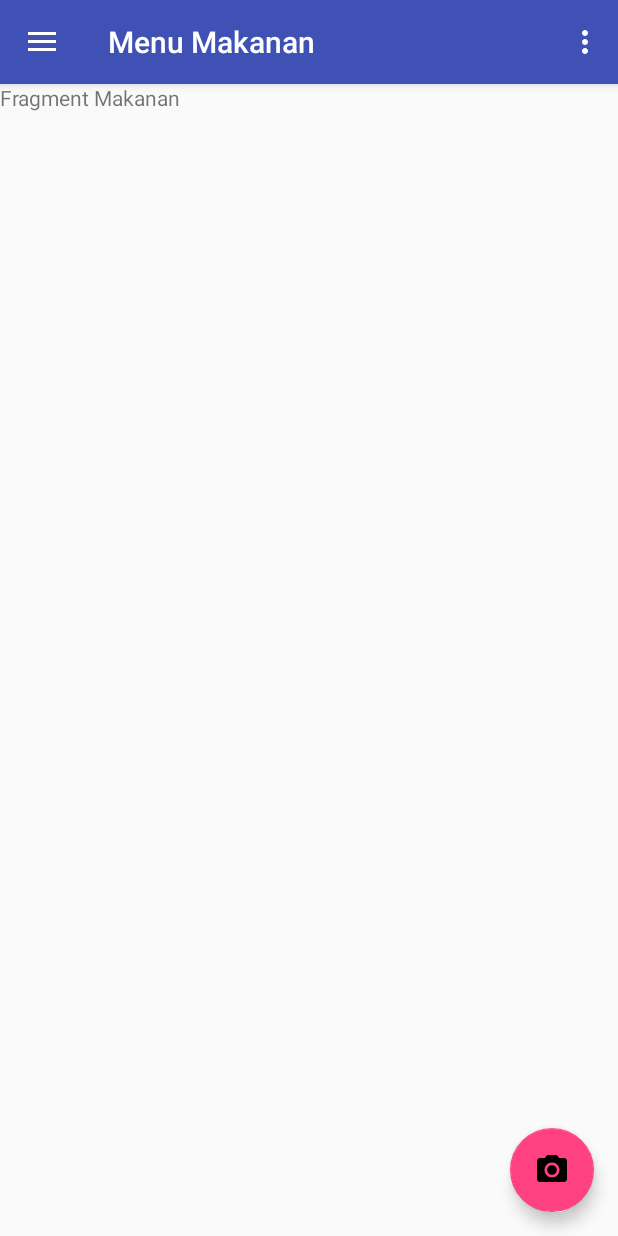
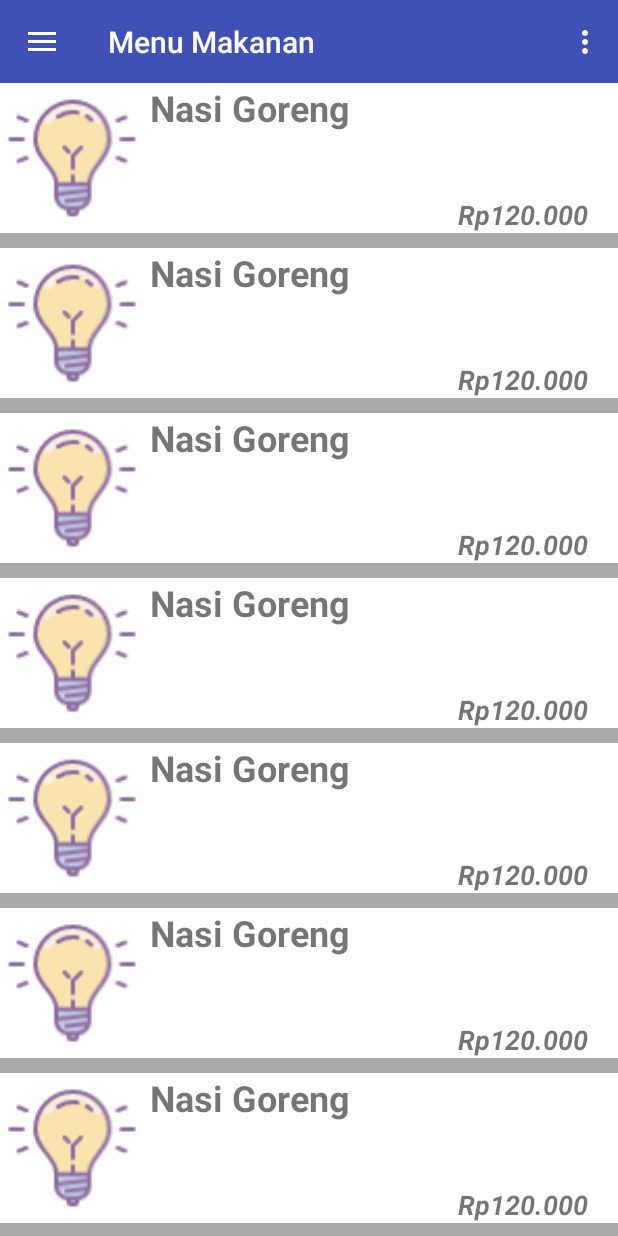
Before and after one commit to febrianrz/alter_kursus_restoran_apps, an Android app: the screen it shows after launch (MainActivity), on a phone screen of 412 x 824 dp. Run offline under Robolectric (Android 15) with nearby library versions, the phone set to English and light mode, and no system bars.

Commit message:
Layouting recyler view makanan default

```diff
--- a/app/build.gradle
+++ b/app/build.gradle
@@ -28,5 +28,6 @@
     compile 'com.android.support:design:25.3.1'
     compile 'com.android.support.constraint:constraint-layout:1.0.2'
     compile 'com.android.support:support-v4:25.3.1'
+    compile 'com.android.support:recyclerview-v7:25.3.1'
     testCompile 'junit:junit:4.12'
 }
--- /dev/null
+++ b/app/src/main/java/com/example/febrian/drawerrabu/Adapter/RecylerMakananAdapter.java
@@ -0,0 +1,52 @@
+package com.example.febrian.drawerrabu.Adapter;
+
+import android.support.v7.widget.RecyclerView;
+import android.view.LayoutInflater;
+import android.view.View;
+import android.view.ViewGroup;
+import android.widget.TextView;
+
+import com.example.febrian.drawerrabu.R;
+
+import java.util.ArrayList;
+
+/**
+ * Created by febrian on 15/06/2017.
+ */
+
+public class RecylerMakananAdapter extends RecyclerView.Adapter<RecylerMakananAdapter.ViewHolder> {
+    private ArrayList<String> arrData;
+
+    public RecylerMakananAdapter(ArrayList<String> arrData){
+        this.arrData = arrData;
+    }
+
+    public class ViewHolder extends RecyclerView.ViewHolder{
+        public TextView tvJudul, tvHarga;
+        public ViewHolder(View itemView) {
+            super(itemView);
+            tvJudul = (TextView) itemView.findViewById(R.id.textNama);
+            tvHarga = (TextView) itemView.findViewById(R.id.textHarga);
+        }
+    }
+
+    @Override
+    public ViewHolder onCreateViewHolder(ViewGroup parent, int viewType) {
+        //membuat view baru
+        View v = LayoutInflater.from(parent.getContext()).inflate(R.layout.item_recyler_makanan,parent,false);
+        ViewHolder vh = new ViewHolder(v);
+        return vh;
+    }
+
+    @Override
+    public void onBindViewHolder(ViewHolder holder, int position) {
+        //mengambil dataset dari array dan menempatkannya sesuai posisinya
+        holder.tvJudul.setText("Nasi Goreng");
+        holder.tvHarga.setText("Rp120.000");
+    }
+
+    @Override
+    public int getItemCount() {
+        return arrData.size();
+    }
+}
--- a/app/src/main/java/com/example/febrian/drawerrabu/BlankFragment.java
+++ /dev/null
@@ -1,29 +0,0 @@
-package com.example.febrian.drawerrabu;
-
-
-import android.os.Bundle;
-import android.support.v4.app.Fragment;
-import android.view.LayoutInflater;
-import android.view.View;
-import android.view.ViewGroup;
-
-
-/**
- * A simple {@link Fragment} subclass.
- */
-public class BlankFragment extends Fragment {
-
-
-    public BlankFragment() {
-        // Required empty public constructor
-    }
-
-
-    @Override
-    public View onCreateView(LayoutInflater inflater, ViewGroup container,
-                             Bundle savedInstanceState) {
-        // Inflate the layout for this fragment
-        return inflater.inflate(R.layout.fragment_blank, container, false);
-    }
-
-}
--- a/app/src/main/java/com/example/febrian/drawerrabu/MakananFragment.java
+++ b/app/src/main/java/com/example/febrian/drawerrabu/MakananFragment.java
@@ -3,9 +3,15 @@
 
 import android.os.Bundle;
 import android.support.v4.app.Fragment;
+import android.support.v7.widget.LinearLayoutManager;
+import android.support.v7.widget.RecyclerView;
 import android.view.LayoutInflater;
 import android.view.View;
 import android.view.ViewGroup;
+
+import com.example.febrian.drawerrabu.Adapter.RecylerMakananAdapter;
+
+import java.util.ArrayList;
 
 
 /**
@@ -13,7 +19,10 @@
  */
 public class MakananFragment extends Fragment {
 
-
+    private RecyclerView recyclerView;
+    private RecyclerView.Adapter recylerAdapter;
+    private RecyclerView.LayoutManager recylerLayoutManager;
+    private ArrayList<String> dataSet;
     public MakananFragment() {
         // Required empty public constructor
     }
@@ -23,7 +32,39 @@
     public View onCreateView(LayoutInflater inflater, ViewGroup container,
                              Bundle savedInstanceState) {
         // Inflate the layout for this fragment
-        return inflater.inflate(R.layout.fragment_makanan, container, false);
+        dataSet = new ArrayList<>();
+        init();
+        View rootView = inflater.inflate(R.layout.fragment_makanan, container, false);
+        //deklarasikan recylerview
+        recyclerView = (RecyclerView) rootView.findViewById(R.id.recyler_makanan);
+
+        //buat ukurannya tetap
+        recyclerView.setHasFixedSize(true);
+
+        //gunakan linear layout manager
+        recylerLayoutManager = new LinearLayoutManager(this.getActivity());
+        recyclerView.setLayoutManager(recylerLayoutManager);
+
+        //setting adapter
+        recylerAdapter = new RecylerMakananAdapter(dataSet);
+        recyclerView.setAdapter(recylerAdapter);
+        return rootView;
     }
 
+    private void init(){
+        dataSet.add("Tester");
+        dataSet.add("Lagi");
+        dataSet.add("Lagi");
+        dataSet.add("Lagi");
+        dataSet.add("Lagi");
+        dataSet.add("Lagi");
+        dataSet.add("Lagi");
+        dataSet.add("Lagi");
+        dataSet.add("Lagi");
+        dataSet.add("Lagi");
+        dataSet.add("Lagi");
+        dataSet.add("Lagi");
+        dataSet.add("Lagi");
+        dataSet.add("Lagi");
+    }
 }
--- a/app/src/main/res/layout/fragment_makanan.xml
+++ b/app/src/main/res/layout/fragment_makanan.xml
@@ -4,10 +4,17 @@
     android:layout_height="match_parent"
     tools:context="com.example.febrian.drawerrabu.MakananFragment">
 
-    <!-- TODO: Update blank fragment layout -->
-    <TextView
+    <LinearLayout
         android:layout_width="match_parent"
         android:layout_height="match_parent"
-        android:text="Fragment Makanan" />
+        android:background="@android:color/darker_gray"
+        android:orientation="vertical">
+
+        <android.support.v7.widget.RecyclerView
+            android:id="@+id/recyler_makanan"
+            android:layout_width="match_parent"
+            android:layout_height="match_parent"
+            android:scrollbars="vertical" />
+    </LinearLayout>
 
 </FrameLayout>
--- /dev/null
+++ b/app/src/main/res/layout/item_recyler_makanan.xml
@@ -0,0 +1,41 @@
+<?xml version="1.0" encoding="utf-8"?>
+<RelativeLayout xmlns:android="http://schemas.android.com/apk/res/android"
+    xmlns:app="http://schemas.android.com/apk/res-auto"
+    android:layout_width="match_parent"
+    android:layout_height="100dp"
+    android:layout_marginBottom="10dp"
+    android:background="@android:color/background_light">
+
+    <ImageView
+        android:id="@+id/imageView2"
+        android:layout_width="100dp"
+        android:layout_height="100dp"
+        android:layout_alignParentBottom="true"
+        android:layout_alignParentLeft="true"
+        android:layout_alignParentStart="true"
+        android:layout_alignParentTop="true"
+        app:srcCompat="@mipmap/ic_idea" />
+
+    <TextView
+        android:id="@+id/textNama"
+        android:layout_width="match_parent"
+        android:layout_height="wrap_content"
+        android:layout_alignParentTop="true"
+        android:layout_toEndOf="@+id/imageView2"
+        android:layout_toRightOf="@+id/imageView2"
+        android:text="TextView"
+        android:textSize="24sp"
+        android:textStyle="bold" />
+
+    <TextView
+        android:id="@+id/textHarga"
+        android:layout_width="wrap_content"
+        android:layout_height="wrap_content"
+        android:layout_alignParentBottom="true"
+        android:layout_alignParentEnd="true"
+        android:layout_alignParentRight="true"
+        android:layout_marginRight="20dp"
+        android:text="Rp100.000"
+        android:textSize="18sp"
+        android:textStyle="bold|italic" />
+</RelativeLayout>
```
